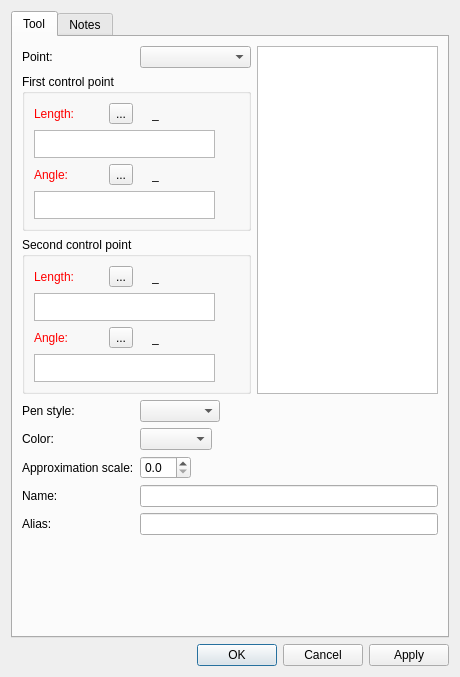
dismine/valentina, file src/libs/vtools/dialogs/tools/dialogsplinepath.ui: the form before one commit.
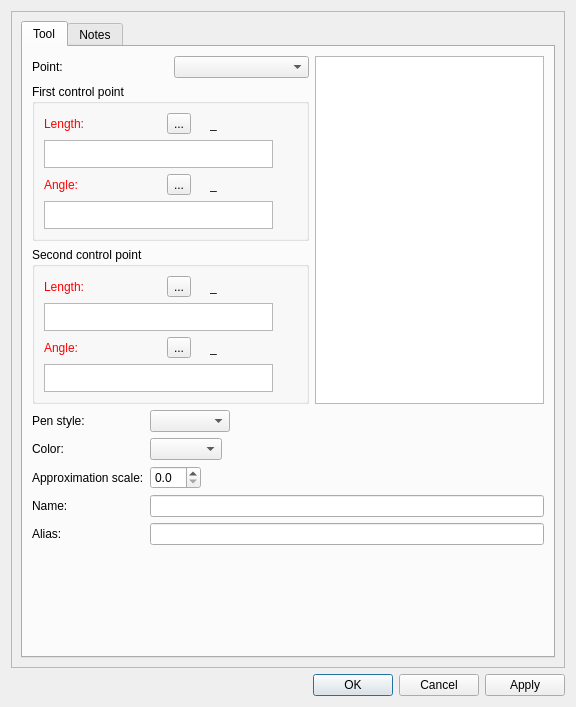
The form after the commit. Icons and pictures are not drawn. Custom widgets are drawn as their Qt base class.

Commit message: Allow resizing Spline path dialog.

What changed in the file:
```diff
--- a/src/libs/vtools/dialogs/tools/dialogsplinepath.ui
+++ b/src/libs/vtools/dialogs/tools/dialogsplinepath.ui
@@ -6,8 +6,8 @@
    <rect>
     <x>0</x>
     <y>0</y>
-    <width>460</width>
-    <height>677</height>
+    <width>576</width>
+    <height>707</height>
    </rect>
   </property>
   <property name="windowTitle">
@@ -20,6 +20,21 @@
   <property name="locale">
    <locale language="English" country="UnitedStates"/>
   </property>
+  <layout class="QVBoxLayout" name="verticalLayout_9">
+   <item>
+    <widget class="QScrollArea" name="scrollArea">
+     <property name="widgetResizable">
+      <bool>true</bool>
+     </property>
+     <widget class="QWidget" name="scrollAreaWidgetContents">
+      <property name="geometry">
+       <rect>
+        <x>0</x>
+        <y>0</y>
+        <width>556</width>
+        <height>656</height>
+       </rect>
+      </property>
   <layout class="QVBoxLayout" name="verticalLayout_5">
    <item>
     <widget class="QTabWidget" name="tabWidget">
@@ -921,6 +936,10 @@
       <layout class="QVBoxLayout" name="verticalLayout_8">
        <item>
         <widget class="QPlainTextEdit" name="plainTextEditToolNotes"/>
+           </item>
+          </layout>
+         </widget>
+        </widget>
        </item>
       </layout>
      </widget>
```
Lines whose indentation alone changed are shown as unchanged. The commit also changes 5 other files.
